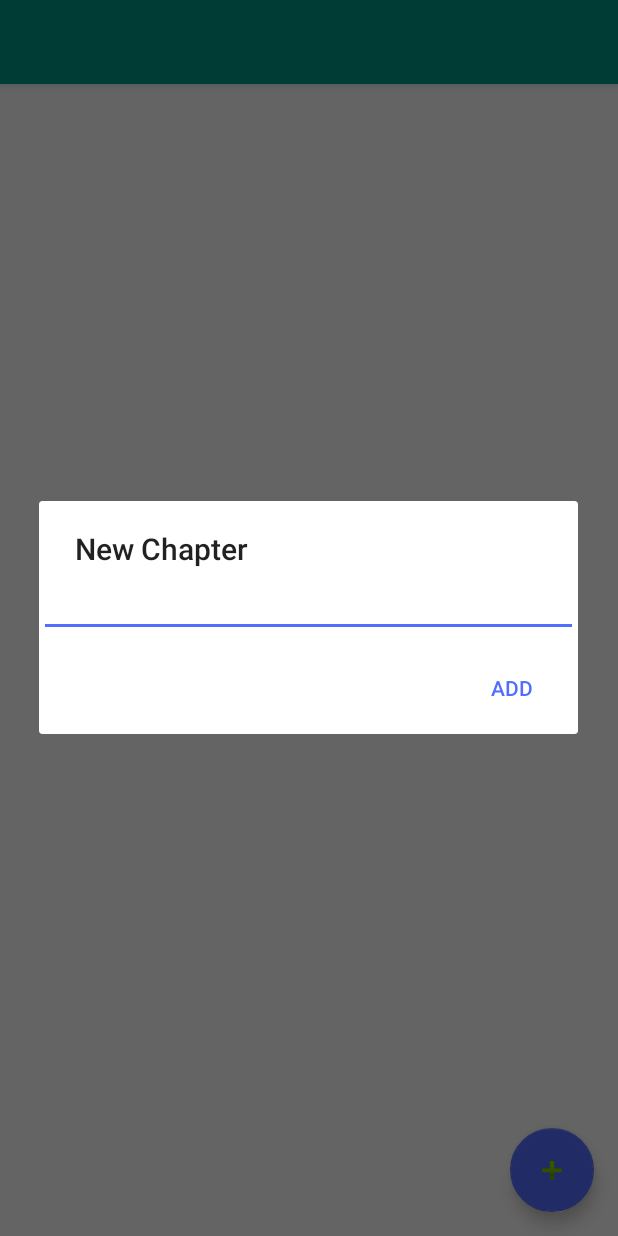
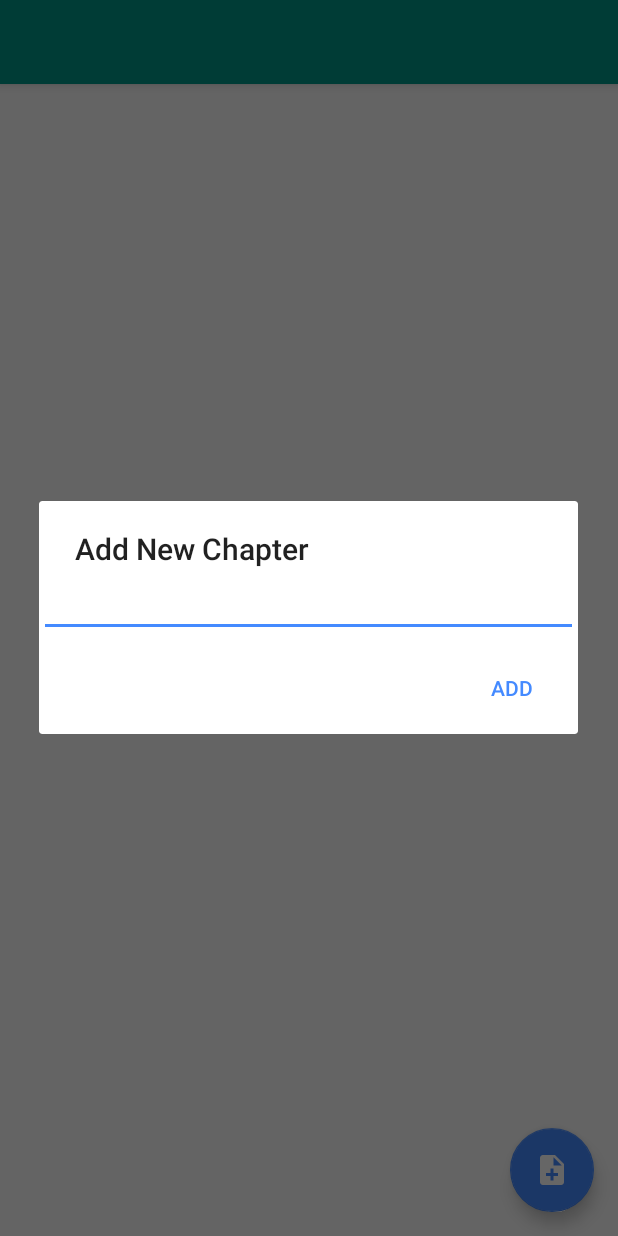
Before and after one commit to chengscott/EigenNote-prototype, an Android app: the ChapterActivity screen opened directly, with no data from a screen before it, after a tap on an icon or button, on a phone screen of 412 x 824 dp. Run offline under Robolectric (Android 15) with nearby library versions, the phone set to English and light mode, and no system bars; 2 statements that could not run were skipped.

Commit message:
add icons

```diff
--- a/app/src/main/res/layout/activity_chapter.xml
+++ b/app/src/main/res/layout/activity_chapter.xml
@@ -45,6 +45,6 @@
         android:layout_height="wrap_content"
         android:layout_gravity="bottom|end"
         android:layout_margin="@dimen/fab_margin"
-        android:src="@android:drawable/ic_input_add" />
+        android:src="@drawable/ic_note_add_white_24dp" />
 
 </android.support.design.widget.CoordinatorLayout>
--- a/app/src/main/res/layout/activity_main.xml
+++ b/app/src/main/res/layout/activity_main.xml
@@ -45,5 +45,5 @@
         android:layout_height="wrap_content"
         android:layout_gravity="bottom|end"
         android:layout_margin="@dimen/fab_margin"
-        android:src="@android:drawable/ic_input_add" />
+        android:src="@drawable/ic_note_add_white_24dp" />
 </android.support.design.widget.CoordinatorLayout>
--- a/app/src/main/res/menu/menu_main.xml
+++ b/app/src/main/res/menu/menu_main.xml
@@ -4,7 +4,7 @@
 
     <item
         android:id="@+id/readImage"
-        android:icon="@android:drawable/ic_input_add"
+        android:icon="@drawable/ic_add_to_photos_white_24dp"
         android:title="@string/read_image"
         app:showAsAction="ifRoom" />
 </menu>
--- a/app/src/main/res/values/colors.xml
+++ b/app/src/main/res/values/colors.xml
@@ -2,5 +2,5 @@
 <resources>
     <color name="colorPrimary">#009688</color>
     <color name="colorPrimaryDark">#00796B</color>
-    <color name="colorAccent">#536DFE</color>
+    <color name="colorAccent">#448AFF</color>
 </resources>
--- a/app/src/main/res/values/strings.xml
+++ b/app/src/main/res/values/strings.xml
@@ -2,8 +2,8 @@
     <string name="app_name">EigenNote</string>
     <string name="title_activity_chapter">Chapter</string>
     <string name="read_image">Read image</string>
-    <string name="insert_subject_title">New Subject</string>
-    <string name="insert_chapter_title">New Chapter</string>
+    <string name="insert_subject_title">Add New Subject</string>
+    <string name="insert_chapter_title">Add New Chapter</string>
     <string name="insert_confirm">Add</string>
     <string name="insert_snackbar">%s Added!</string>
     <string-array name="change_action">
```
Also changed, not shown: app/src/main/java/io/github/chengscott/eigennote/ImageActivity.java (+49 -0 lines), app/src/main/java/io/github/chengscott/eigennote/MainActivity.java (+0 -54 lines), app/src/main/res/drawable-hdpi/ic_add_to_photos_white_24dp.png (added), app/src/main/res/drawable-hdpi/ic_note_add_white_24dp.png (added), app/src/main/res/drawable-mdpi/ic_add_to_photos_white_24dp.png (added), app/src/main/res/drawable-mdpi/ic_note_add_white_24dp.png (added), app/src/main/res/drawable-xhdpi/ic_add_to_photos_white_24dp.png (added), app/src/main/res/drawable-xhdpi/ic_note_add_white_24dp.png (added), app/src/main/res/drawable-xxhdpi/ic_add_to_photos_white_24dp.png (added), app/src/main/res/drawable-xxhdpi/ic_note_add_white_24dp.png (added), app/src/main/res/drawable-xxxhdpi/ic_add_to_photos_white_24dp.png (added), app/src/main/res/drawable-xxxhdpi/ic_note_add_white_24dp.png (added).
